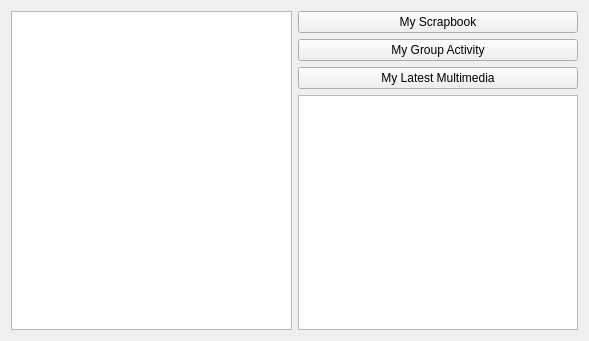
Before: the Qt Designer form gui/dashboardgui.ui in Huy-Nguyen-HCI/RocketBook, drawn with Qt 5.
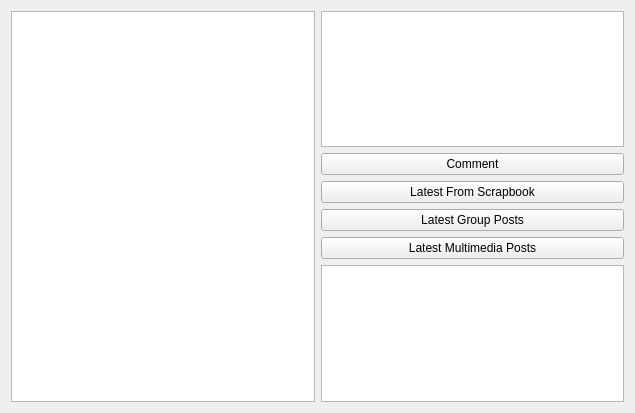
After: the same form once the commit is applied.

What changed in the file:
```diff
--- a/gui/dashboardgui.ui
+++ b/gui/dashboardgui.ui
@@ -6,8 +6,8 @@
    <rect>
     <x>0</x>
     <y>0</y>
-    <width>589</width>
-    <height>341</height>
+    <width>635</width>
+    <height>413</height>
    </rect>
   </property>
   <property name="windowTitle">
@@ -20,28 +20,42 @@
    <item row="0" column="1">
     <layout class="QVBoxLayout" name="verticalLayout_3">
      <item>
+      <widget class="QListWidget" name="wholeFeed"/>
+     </item>
+     <item alignment="Qt::AlignTop">
+      <widget class="QPushButton" name="commentButton">
+       <property name="text">
+        <string>Comment</string>
+       </property>
+      </widget>
+     </item>
+     <item>
+      <layout class="QVBoxLayout" name="verticalLayout_3">
+       <item>
       <widget class="QPushButton" name="latestScrapbookButton">
        <property name="text">
-        <string>My Scrapbook</string>
+          <string>Latest From Scrapbook</string>
        </property>
       </widget>
      </item>
      <item>
       <widget class="QPushButton" name="latestGroupActButton">
        <property name="text">
-        <string>My Group Activity</string>
+          <string>Latest Group Posts</string>
        </property>
       </widget>
      </item>
      <item>
       <widget class="QPushButton" name="latestMultimediaButton">
        <property name="text">
-        <string>My Latest Multimedia</string>
+          <string>Latest Multimedia Posts</string>
        </property>
       </widget>
      </item>
      <item>
       <widget class="QListWidget" name="latestInfoListWidget"/>
+       </item>
+      </layout>
      </item>
     </layout>
    </item>
```
Lines whose indentation alone changed are shown as unchanged.
